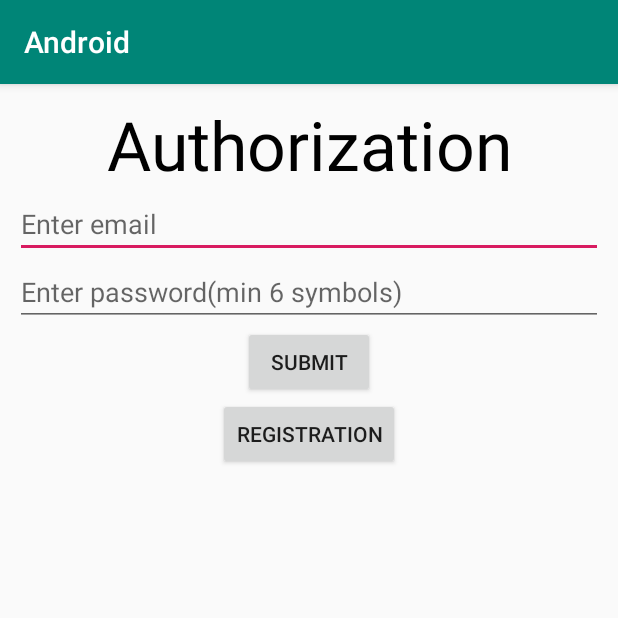
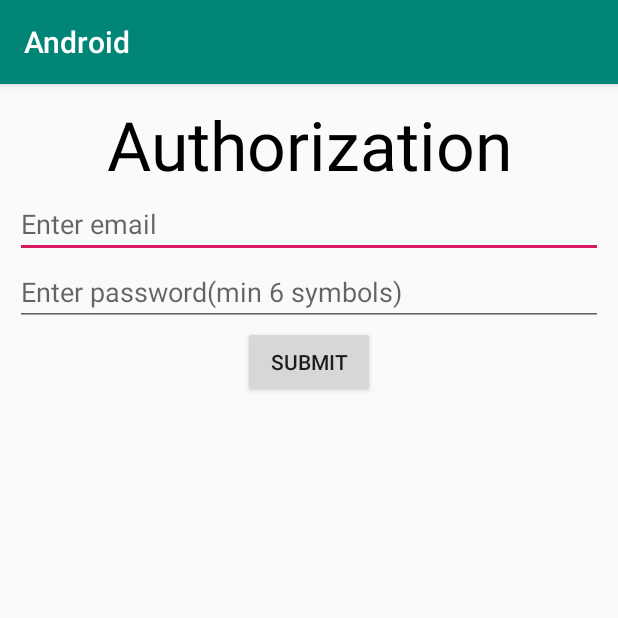
Before and after one commit to verzzil/selectionLab, an Android app: the screen it shows after launch (MainActivity), on a phone screen of 412 x 824 dp, the top half of it. Run offline under Robolectric (Android 15) with nearby library versions, the phone set to English and light mode, and no system bars.

Commit message:
Deleted register

```diff
--- a/Android/app/src/main/res/layout/activity_main.xml
+++ b/Android/app/src/main/res/layout/activity_main.xml
@@ -45,12 +45,5 @@
         android:layout_gravity="center_horizontal"
         android:id="@+id/sendForm"
         />
-    <Button
-        android:layout_width="wrap_content"
-        android:layout_height="wrap_content"
-        android:text="Registration"
-        android:layout_gravity="center_horizontal"
-        android:id="@+id/registr"
-        />
 
 </LinearLayout>
```
